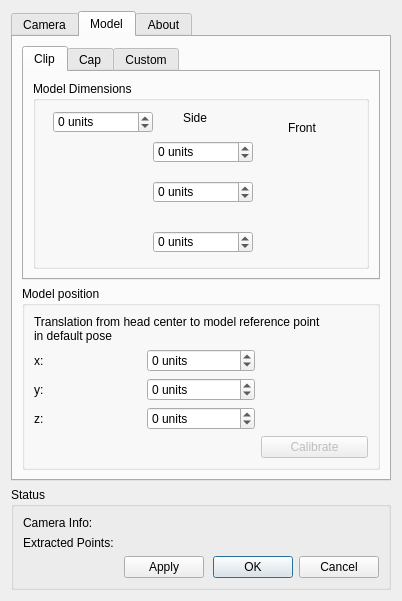
opentrack/opentrack, file ftnoir_tracker_pt/FTNoIR_PT_Controls.ui: the form before one commit.
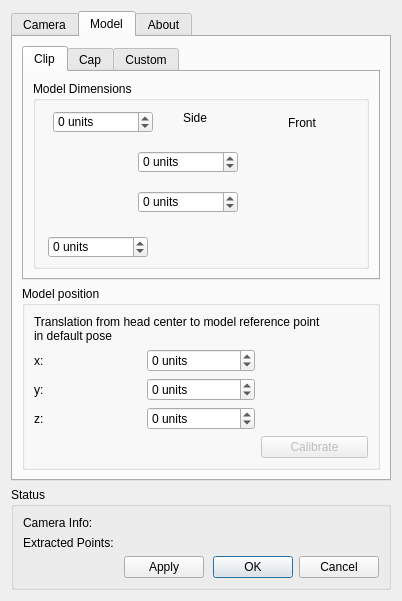
The form after the commit. Icons and pictures are not drawn.

Commit message: pt: align spinboxes with clip image

Patch:
```diff
--- a/ftnoir_tracker_pt/FTNoIR_PT_Controls.ui
+++ b/ftnoir_tracker_pt/FTNoIR_PT_Controls.ui
@@ -457,8 +457,8 @@
              <widget class="QSpinBox" name="clip_bheight_spin">
               <property name="geometry">
                <rect>
-                <x>120</x>
-                <y>100</y>
+                <x>105</x>
+                <y>110</y>
                 <width>100</width>
                 <height>22</height>
                </rect>
@@ -476,8 +476,8 @@
              <widget class="QLabel" name="label_44">
               <property name="geometry">
                <rect>
-                <x>40</x>
-                <y>60</y>
+                <x>30</x>
+                <y>50</y>
                 <width>71</width>
                 <height>111</height>
                </rect>
@@ -505,8 +505,8 @@
              <widget class="QSpinBox" name="clip_blength_spin">
               <property name="geometry">
                <rect>
-                <x>120</x>
-                <y>150</y>
+                <x>15</x>
+                <y>155</y>
                 <width>100</width>
                 <height>22</height>
                </rect>
@@ -524,8 +524,8 @@
              <widget class="QSpinBox" name="clip_theight_spin">
               <property name="geometry">
                <rect>
-                <x>120</x>
-                <y>60</y>
+                <x>105</x>
+                <y>70</y>
                 <width>100</width>
                 <height>22</height>
                </rect>
@@ -544,7 +544,7 @@
               <property name="geometry">
                <rect>
                 <x>255</x>
-                <y>40</y>
+                <y>35</y>
                 <width>46</width>
                 <height>13</height>
                </rect>
```
Left out of the diff: 4 changed lines with no effect on the pictures.
